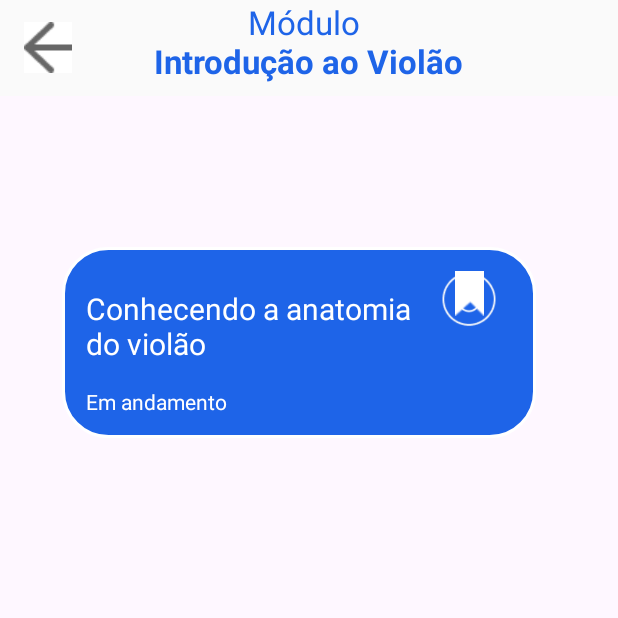
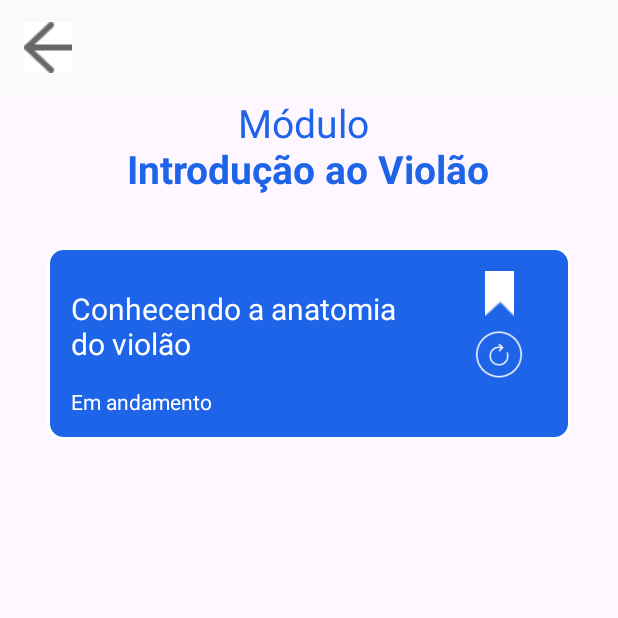
Before and after one commit to DevSamuelMuniz/Daccord, an Android app: the modulo_um screen opened directly, with no data from a screen before it, on a phone screen of 412 x 824 dp, the top half of it. Run offline under Robolectric (Android 15) with nearby library versions, the phone set to English and light mode, and no system bars; Roboto replaces fonts that are not available here.

Commit message:
add file sub modulos and fix containers

```diff
--- a/app/build.gradle.kts
+++ b/app/build.gradle.kts
@@ -54,5 +54,5 @@ dependencies {
     implementation("androidx.viewpager2:viewpager2:1.0.0")
     implementation("me.relex:circleindicator:2.1.6")
     implementation ("androidx.core:core-splashscreen:1.0.0-beta02")
-    implementation ("com.android.support:recyclerview-v7:28.0.0")
+
 }
--- a/app/src/main/java/com/example/ichords/modulo_um.kt
+++ b/app/src/main/java/com/example/ichords/modulo_um.kt
@@ -1,11 +1,22 @@
 package com.example.ichords
 
+import android.content.Intent
 import androidx.appcompat.app.AppCompatActivity
 import android.os.Bundle
+import android.widget.ImageButton
 
 class modulo_um : AppCompatActivity() {
+    private lateinit var voltar: ImageButton
+
     override fun onCreate(savedInstanceState: Bundle?) {
         super.onCreate(savedInstanceState)
         setContentView(R.layout.activity_modulo_um)
+
+        voltar = findViewById(R.id.boltarBtn)
+
+        voltar.setOnClickListener {
+            val intent = Intent(this, trilha::class.java)
+            startActivity(intent)
+        }
     }
 }
--- a/app/src/main/res/drawable/container.xml
+++ b/app/src/main/res/drawable/container.xml
@@ -2,5 +2,5 @@
 <shape xmlns:android="http://schemas.android.com/apk/res/android">
     <solid android:color="@color/blue"/>
     <stroke android:width="2dp" android:color="@color/white"/>
-    <corners android:radius="30dp" />
+    <corners android:radius="10dp" />
 </shape>
--- a/app/src/main/res/layout/activity_modulo_um.xml
+++ b/app/src/main/res/layout/activity_modulo_um.xml
@@ -9,27 +9,30 @@
     <include
         android:id="@+id/toolbarvoltaar"
         layout="@layout/activity_toolbarvolta"
-        tools:layout_editor_absoluteX="16dp"
-        tools:layout_editor_absoluteY="-16dp" />
+        android:layout_width="match_parent"
+        android:layout_height="wrap_content"
+        tools:layout_editor_absoluteX="0dp"
+        tools:layout_editor_absoluteY="0dp" />
 
     <TextView
         android:layout_width="wrap_content"
         android:layout_height="wrap_content"
         android:gravity="center"
         android:text="@string/temModuloUm"
-        android:textSize="22sp"
+        android:textColor="@color/blue"
+        android:textSize="26sp"
         app:layout_constraintEnd_toEndOf="parent"
         app:layout_constraintHorizontal_bias="0.497"
         app:layout_constraintStart_toStartOf="parent"
-        tools:layout_editor_absoluteY="60dp"
-        android:textColor="@color/blue"
+        app:layout_constraintTop_toBottomOf="@+id/toolbarvoltaar"
         tools:ignore="MissingConstraints" />
 
     <include
         android:id="@+id/ctnModulo"
         layout="@layout/modulo_rv"
-        android:layout_width="316dp"
-        android:layout_height="127dp"
+        android:layout_width="349dp"
+        android:layout_height="130dp"
+        app:layout_constraintEnd_toStartOf="@+id/guideline15"
         app:layout_constraintStart_toStartOf="@+id/guideline14"
         app:layout_constraintTop_toTopOf="@+id/guideline16" />
 
@@ -38,14 +41,14 @@
         android:layout_width="wrap_content"
         android:layout_height="wrap_content"
         android:orientation="vertical"
-        app:layout_constraintGuide_percent="0.1" />
+        app:layout_constraintGuide_percent="0.05" />
 
     <androidx.constraintlayout.widget.Guideline
         android:id="@+id/guideline15"
         android:layout_width="wrap_content"
         android:layout_height="wrap_content"
         android:orientation="vertical"
-        app:layout_constraintGuide_percent="0.9" />
+        app:layout_constraintGuide_percent="0.95" />
 
     <androidx.constraintlayout.widget.Guideline
         android:id="@+id/guideline16"
--- a/app/src/main/res/layout/activity_toolbarvolta.xml
+++ b/app/src/main/res/layout/activity_toolbarvolta.xml
@@ -13,6 +13,7 @@
         tools:ignore="MissingConstraints">
 
         <ImageButton
+            android:id="@+id/boltarBtn"
             android:layout_width="wrap_content"
             android:layout_height="wrap_content"
             android:background="@color/white"
--- a/app/src/main/res/layout/modulo_rv.xml
+++ b/app/src/main/res/layout/modulo_rv.xml
@@ -42,13 +42,15 @@
             android:id="@+id/imageButton1"
             android:layout_width="40dp"
             android:layout_height="40dp"
+            android:layout_marginTop="4dp"
             android:background="@android:color/transparent"
+            android:paddingTop="5dp"
             android:scaleType="centerInside"
             android:src="@drawable/refazer"
             app:layout_constraintEnd_toStartOf="@+id/guideline12"
             app:layout_constraintStart_toStartOf="@+id/guideline12"
-            tools:ignore="MissingConstraints"
-            tools:layout_editor_absoluteY="50dp" />
+            app:layout_constraintTop_toBottomOf="@+id/imageButton2"
+            tools:ignore="MissingConstraints" />
 
         <ImageButton
             android:id="@+id/imageButton2"
```
